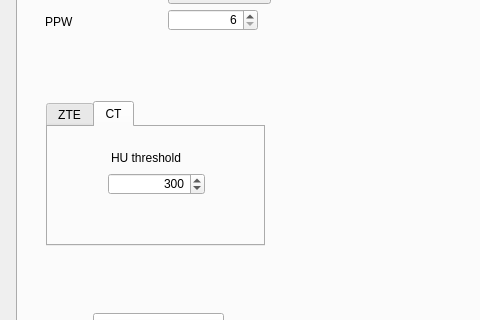
ProteusMRIgHIFU/BabelBrain, file BabelBrain/form.ui: the form before one commit; both pictures show x 0 to 480 and y 147 to 467 of the 1309 by 757 pixel window.
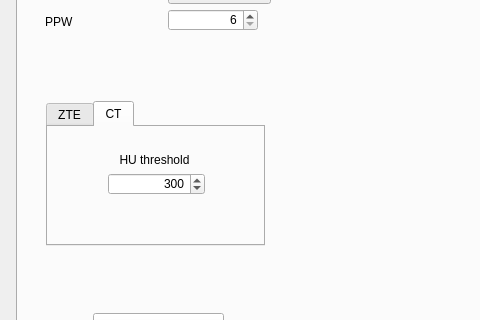
The form after the commit. The open tabs and pages were chosen to show the change.

The edit to the form file:
```diff
--- a/BabelBrain/form.ui
+++ b/BabelBrain/form.ui
@@ -250,15 +250,18 @@
       <widget class="QLabel" name="label_5">
        <property name="geometry">
         <rect>
-         <x>63</x>
+         <x>37</x>
          <y>23</y>
-         <width>80</width>
-         <height>16</height>
+         <width>139</width>
+         <height>20</height>
         </rect>
        </property>
        <property name="text">
         <string>HU threshold</string>
        </property>
+       <property name="alignment">
+        <set>Qt::AlignCenter</set>
+       </property>
       </widget>
      </widget>
     </widget>
```
Left out of the diff: 4 changed lines with no effect on the pictures.
